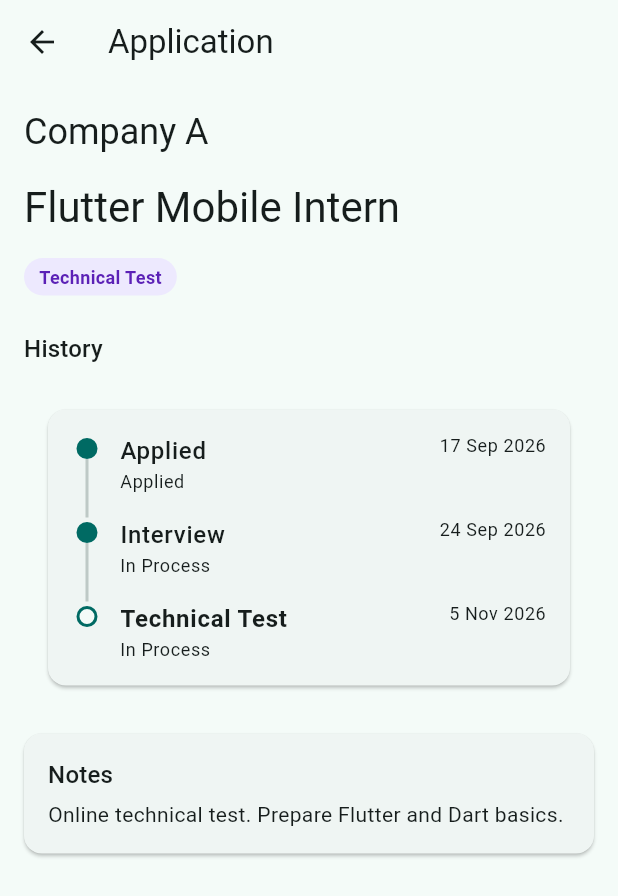
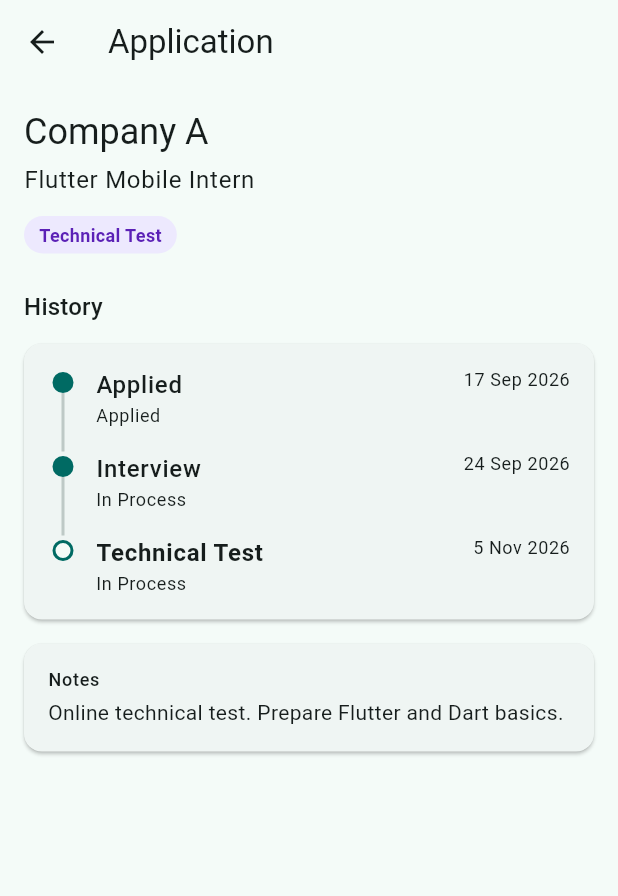
Before and after one commit to rashifaminurrohim/hiredstep, a Flutter app: the screen it shows after launch, after a tap on "Company A", on a phone screen of 412 x 824 dp. Shown: the top 896 px of the screen. Run offline on Flutter 3.47's test engine with Material 3 defaults, Android fonts, the phone set to English and light mode, and no system bars.

Commit message:
refactor: connect screens to view models

```diff
--- a/lib/main.dart
+++ b/lib/main.dart
@@ -1,5 +1,9 @@
 import 'package:flutter/material.dart';
+import 'package:hiredstep/data/repositories/application_repository.dart';
+import 'package:hiredstep/data/repositories/in_memory_application_repository.dart';
 import 'package:hiredstep/ui/application_list/application_list_screen.dart';
+import 'package:hiredstep/ui/application_list/view_models/application_list_view_model.dart';
+import 'package:provider/provider.dart';
 
 import 'data/repositories/dummy_applications.dart';
 
@@ -12,14 +16,27 @@ class HiredStepApp extends StatelessWidget {
 
   @override
   Widget build(BuildContext context) {
-    return MaterialApp(
-      title: 'HiredStep',
-      debugShowCheckedModeBanner: false,
-      theme: ThemeData(
-        colorSchemeSeed: const Color(0xFF0F766E),
-        useMaterial3: true,
+    return MultiProvider(
+      providers: [
+        Provider<ApplicationRepository>(
+          create: (context) =>
+              InMemoryApplicationRepository(seed: dummyApplications),
+        ),
+        ChangeNotifierProvider(
+          create: (context) => ApplicationListViewModel(
+            repository: context.read<ApplicationRepository>(),
+          )..load(),
+        ),
+      ],
+      child: MaterialApp(
+        title: 'HiredStep',
+        debugShowCheckedModeBanner: false,
+        theme: ThemeData(
+          colorSchemeSeed: const Color(0xFF0F766E),
+          useMaterial3: true,
+        ),
+        home: const ApplicationListScreen(),
       ),
-      home: ApplicationListScreen(applications: dummyApplications),
     );
   }
 }
--- a/lib/ui/application_detail/applicaition_detail_screen.dart
+++ b/lib/ui/application_detail/applicaition_detail_screen.dart
@@ -1,11 +1,48 @@
 import 'package:flutter/material.dart';
+import 'package:hiredstep/ui/application_detail/view_models/application_detail.view.model.dart';
 import 'package:hiredstep/ui/application_detail/widgets/history_timeline.dart';
+import 'package:hiredstep/ui/core/widgets/empty_state.dart';
 import 'package:hiredstep/ui/core/widgets/status_badge.dart';
+import 'package:provider/provider.dart';
 
 import '../../domain/models/application.dart';
 
 class ApplicationDetailScreen extends StatelessWidget {
-  const ApplicationDetailScreen({required this.application, super.key});
+  const ApplicationDetailScreen({super.key});
+
+  @override
+  Widget build(BuildContext context) {
+    final viewModel = context.watch<ApplicationDetailViewModel>();
+    final application = viewModel.application;
+    final errorMessage = viewModel.errorMessage;
+
+    return Scaffold(
+      appBar: AppBar(title: const Text('Application')),
+      body: _buildBody(viewModel, application, errorMessage),
+    );
+  }
+
+  Widget _buildBody(
+    ApplicationDetailViewModel viewModel,
+    Application? application,
+    String? errorMessage,
+  ) {
+    if (errorMessage != null) {
+      return EmptyState(
+        message: errorMessage,
+        actionLabel: 'Retry',
+        onAction: viewModel.load,
+      );
+    }
+    if (application == null) {
+      return const Center(child: CircularProgressIndicator());
+    }
+    return _DetailContent(application: application);
+  }
+}
+
+class _DetailContent extends StatelessWidget {
+  const _DetailContent({required this.application});
 
   final Application application;
 
@@ -14,15 +51,13 @@ class ApplicationDetailScreen extends StatelessWidget {
     final textTheme = Theme.of(context).textTheme;
     final notes = application.notes;
 
-    return Scaffold(
-      appBar: AppBar(title: const Text('Application')),
-      body: ListView(
+    return ListView(
       padding: const EdgeInsets.all(16),
       children: [
         Text(application.company, style: textTheme.headlineSmall),
-          const SizedBox(height: 16),
-          Text(application.position, style: textTheme.headlineMedium),
-          const SizedBox(height: 16),
+        const SizedBox(height: 4),
+        Text(application.position, style: textTheme.bodyLarge),
+        const SizedBox(height: 12),
         Align(
           alignment: Alignment.centerLeft,
           child: StatusBadge(status: application.status),
@@ -31,7 +66,7 @@ class ApplicationDetailScreen extends StatelessWidget {
         Text('History', style: textTheme.titleMedium),
         const SizedBox(height: 12),
         Card(
-            margin: const EdgeInsets.all(16),
+          margin: EdgeInsets.zero,
           child: Padding(
             padding: const EdgeInsets.all(16),
             child: HistoryTimeline(entries: application.history),
@@ -46,7 +81,7 @@ class ApplicationDetailScreen extends StatelessWidget {
               child: Column(
                 crossAxisAlignment: CrossAxisAlignment.start,
                 children: [
-                    Text('Notes', style: textTheme.titleMedium),
+                  Text('Notes', style: textTheme.labelMedium),
                   const SizedBox(height: 4),
                   Text(notes),
                 ],
@@ -55,7 +90,6 @@ class ApplicationDetailScreen extends StatelessWidget {
           ),
         ],
       ],
-      ),
     );
   }
 }
--- a/lib/ui/application_detail/view_models/application_detail.view.model.dart
+++ b/lib/ui/application_detail/view_models/application_detail.view.model.dart
@@ -5,10 +5,9 @@ import '../../../domain/models/application.dart';
 
 class ApplicationDetailViewModel extends ChangeNotifier {
   ApplicationDetailViewModel({
-    required ApplicationRepository repository,
-    required String applicationId,
-  }) : _repository = repository,
-       _applicationId = applicationId;
+    required this._repository,
+    required this._applicationId,
+  });
 
   final ApplicationRepository _repository;
   final String _applicationId;
--- a/lib/ui/application_form/view_models/application_form_view_model.dart
+++ b/lib/ui/application_form/view_models/application_form_view_model.dart
@@ -8,8 +8,7 @@ import '../../../domain/models/history_entry.dart';
 import '../../../domain/models/stage.dart';
 
 class ApplicationFormViewModel extends ChangeNotifier {
-  ApplicationFormViewModel({required ApplicationRepository repository})
-    : _repository = repository;
+  ApplicationFormViewModel({required this._repository});
 
   final ApplicationRepository _repository;
 
--- a/lib/ui/application_list/application_list_screen.dart
+++ b/lib/ui/application_list/application_list_screen.dart
@@ -1,69 +1,88 @@
 import 'package:flutter/material.dart';
+import 'package:hiredstep/data/repositories/application_repository.dart';
 import 'package:hiredstep/ui/application_detail/applicaition_detail_screen.dart';
+import 'package:hiredstep/ui/application_detail/view_models/application_detail.view.model.dart';
+import 'package:hiredstep/ui/application_form/view_models/application_form_view_model.dart';
+import 'package:hiredstep/ui/application_list/view_models/application_list_view_model.dart';
 import 'package:hiredstep/ui/application_list/widgets/application_card.dart';
 import 'package:hiredstep/ui/core/widgets/empty_state.dart';
+import 'package:provider/provider.dart';
 
 import '../../domain/models/application.dart';
 import '../application_form/application_form_screen.dart';
 
-class ApplicationListScreen extends StatefulWidget {
-  const ApplicationListScreen({required this.applications, super.key});
+class ApplicationListScreen extends StatelessWidget {
+  const ApplicationListScreen({super.key});
 
-  // Initial data. Replaced by a view model in stage 3.
-  final List<Application> applications;
-
-  @override
-  State<ApplicationListScreen> createState() => _ApplicationListScreenState();
-}
-
-class _ApplicationListScreenState extends State<ApplicationListScreen> {
-  late final List<Application> _applications = [...widget.applications];
-
-  Future<void> _openForm() async {
-    final created = await Navigator.of(context).push<Application>(
-      MaterialPageRoute(builder: (_) => const ApplicationFormScreen()),
+  Future<void> _openForm(BuildContext context) async {
+    final saved = await Navigator.of(context).push<bool>(
+      MaterialPageRoute(
+        builder: (_) => ChangeNotifierProvider(
+          create: (_) => ApplicationFormViewModel(
+            repository: context.read<ApplicationRepository>(),
+          ),
+          child: const ApplicationFormScreen(),
+        ),
+      ),
     );
-    if (created == null || !mounted) {
-      return;
+    if (saved == true && context.mounted) {
+      await context.read<ApplicationListViewModel>().load();
     }
-    setState(() => _applications.insert(0, created));
   }
 
-  void _openDetail(Application application) {
+  void _openDetail(BuildContext context, Application application) {
     Navigator.of(context).push(
       MaterialPageRoute<void>(
-        builder: (_) => ApplicationDetailScreen(application: application),
+        builder: (_) => ChangeNotifierProvider(
+          create: (_) => ApplicationDetailViewModel(
+            repository: context.read<ApplicationRepository>(),
+            applicationId: application.id,
+          )..load(),
+          child: const ApplicationDetailScreen(),
+        ),
       ),
     );
   }
 
   @override
   Widget build(BuildContext context) {
+    final viewModel = context.watch<ApplicationListViewModel>();
+
     return Scaffold(
       appBar: AppBar(title: const Text('My Applications')),
-      body: _applications.isEmpty
-          ? EmptyState(
-              message: 'No applications yet.',
-              actionLabel: 'Add application',
-              onAction: _openForm,
-            )
-          : ListView.separated(
-              padding: const EdgeInsets.all(16),
-              itemCount: _applications.length,
-              separatorBuilder: (_, _) => const SizedBox(height: 12),
-              itemBuilder: (context, index) {
-                final application = _applications[index];
-                return ApplicationCard(
-                  application: application,
-                  onTap: () => _openDetail(application),
-                );
-              },
-            ),
+      body: _buildBody(context, viewModel),
       floatingActionButton: FloatingActionButton.extended(
-        onPressed: _openForm,
+        onPressed: () => _openForm(context),
         icon: const Icon(Icons.add),
         label: const Text('Add Application'),
       ),
     );
   }
+
+  Widget _buildBody(BuildContext context, ApplicationListViewModel viewModel) {
+    if (viewModel.isLoading) {
+      return const Center(child: CircularProgressIndicator());
+    }
+
+    if (viewModel.applications.isEmpty) {
+      return EmptyState(
+        message: 'No applications yet.',
+        actionLabel: 'Add application',
+        onAction: () => _openForm(context),
+      );
+    }
+
+    return ListView.separated(
+      padding: const EdgeInsets.all(16),
+      itemCount: viewModel.applications.length,
+      separatorBuilder: (_, _) => const SizedBox(height: 12),
+      itemBuilder: (context, index) {
+        final application = viewModel.applications[index];
+        return ApplicationCard(
+          application: application,
+          onTap: () => _openDetail(context, application),
+        );
+      },
+    );
+  }
 }
--- a/lib/ui/application_list/view_models/application_list_view_model.dart
+++ b/lib/ui/application_list/view_models/application_list_view_model.dart
@@ -4,8 +4,7 @@ import 'package:hiredstep/data/repositories/application_repository.dart';
 import '../../../domain/models/application.dart';
 
 class ApplicationListViewModel extends ChangeNotifier {
-  ApplicationListViewModel({required ApplicationRepository repository})
-    : _repository = repository;
+  ApplicationListViewModel({required this._repository});
 
   final ApplicationRepository _repository;
 
```
Also changed, not shown: lib/ui/application_form/application_form_screen.dart (+26 -47 lines), 1 other file. Lines whose indentation alone changed are shown as unchanged.
